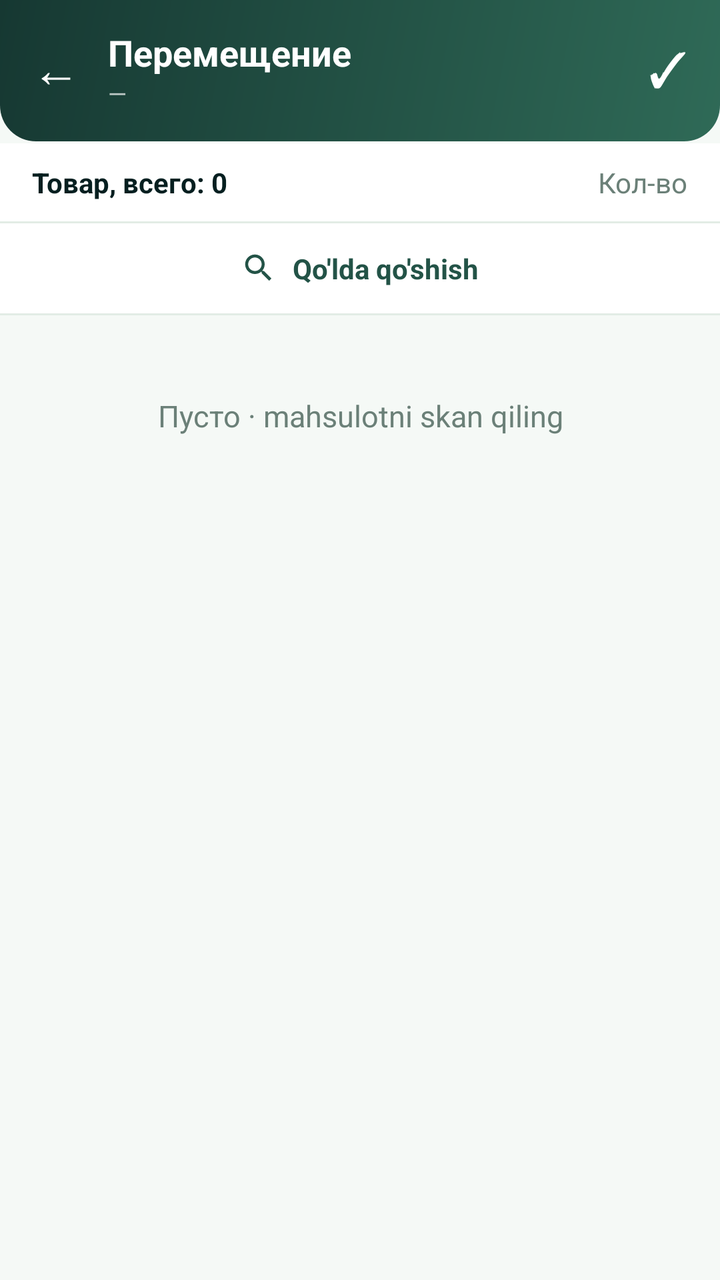
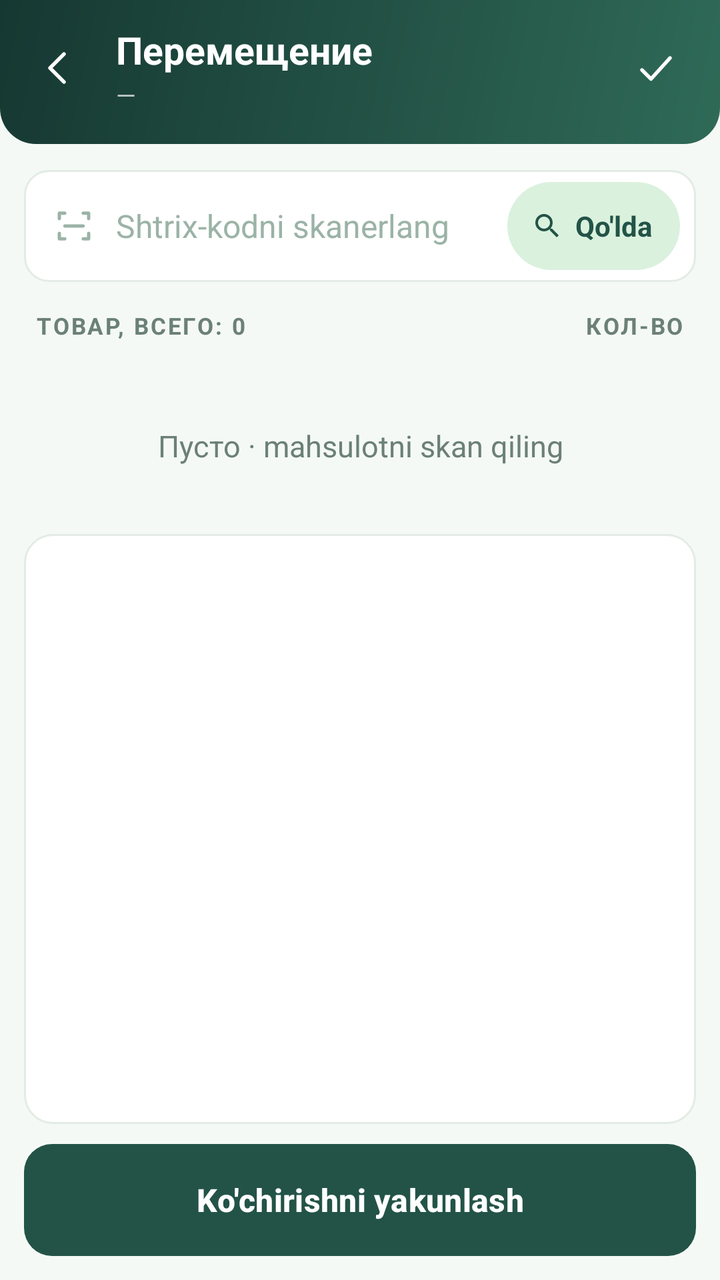

Compare the two renders of this Android layout. The source of the first and the diff that turns it into the second are given below.
<!-- AndroidManifest.xml: application theme Theme.SevimliTZD -->
<!-- res/layout/activity_move.xml -->
<?xml version="1.0" encoding="utf-8"?>
<LinearLayout xmlns:android="http://schemas.android.com/apk/res/android"
    xmlns:app="http://schemas.android.com/apk/res-auto"
    android:layout_width="match_parent"
    android:layout_height="match_parent"
    android:orientation="vertical"
    android:background="@color/bg_light">

    <LinearLayout
        android:layout_width="match_parent"
        android:layout_height="wrap_content"
        android:orientation="horizontal"
        android:gravity="center_vertical"
        android:background="@drawable/bg_header"
        android:paddingStart="16dp"
        android:paddingEnd="16dp"
        android:paddingTop="14dp"
        android:paddingBottom="16dp">

        <TextView
            android:id="@+id/btnBack"
            android:layout_width="wrap_content"
            android:layout_height="wrap_content"
            android:text="←"
            android:textColor="@color/white"
            android:textSize="24sp"
            android:paddingEnd="14dp" />

        <LinearLayout
            android:layout_width="0dp"
            android:layout_height="wrap_content"
            android:layout_weight="1"
            android:orientation="vertical">

            <TextView
                android:layout_width="wrap_content"
                android:layout_height="wrap_content"
                android:text="Перемещение"
                android:textColor="@color/white"
                android:textSize="18sp"
                android:textStyle="bold" />

            <TextView
                android:id="@+id/headerRoute"
                android:layout_width="wrap_content"
                android:layout_height="wrap_content"
                android:text="—"
                android:textColor="@color/white70"
                android:textSize="12sp" />
        </LinearLayout>

        <TextView
            android:id="@+id/btnFinish"
            android:layout_width="wrap_content"
            android:layout_height="wrap_content"
            android:text="✓"
            android:textColor="@color/white"
            android:textSize="24sp" />
    </LinearLayout>

    <EditText
        android:id="@+id/scanInput"
        android:layout_width="1dp"
        android:layout_height="1dp"
        android:inputType="text"
        android:imeOptions="actionDone"
        android:background="@null"
        android:importantForAutofill="no" />

    <LinearLayout
        android:layout_width="match_parent"
        android:layout_height="wrap_content"
        android:orientation="horizontal"
        android:background="@color/white"
        android:paddingStart="16dp"
        android:paddingEnd="16dp"
        android:paddingTop="10dp"
        android:paddingBottom="10dp">

        <TextView
            android:id="@+id/totalCount"
            android:layout_width="0dp"
            android:layout_height="wrap_content"
            android:layout_weight="1"
            android:text="Товар, всего: 0"
            android:textColor="@color/text_dark"
            android:textSize="14sp"
            android:textStyle="bold" />

        <TextView
            android:layout_width="wrap_content"
            android:layout_height="wrap_content"
            android:text="Кол-во"
            android:textColor="@color/text_gray"
            android:textSize="14sp" />
    </LinearLayout>

    <View
        android:layout_width="match_parent"
        android:layout_height="1dp"
        android:background="@color/card_stroke" />

    <LinearLayout
        android:id="@+id/btnManualAdd"
        android:layout_width="match_parent"
        android:layout_height="wrap_content"
        android:orientation="horizontal"
        android:gravity="center"
        android:background="@drawable/bg_row_white_ripple"
        android:clickable="true"
        android:focusable="true"
        android:paddingTop="13dp"
        android:paddingBottom="13dp">

        <ImageView
            android:layout_width="18dp"
            android:layout_height="18dp"
            android:src="@drawable/ic_search"
            app:tint="@color/brand" />

        <TextView
            android:layout_width="wrap_content"
            android:layout_height="wrap_content"
            android:layout_marginStart="8dp"
            android:text="Qo'lda qo'shish"
            android:textColor="@color/brand"
            android:textSize="14sp"
            android:textStyle="bold" />
    </LinearLayout>

    <View
        android:layout_width="match_parent"
        android:layout_height="1dp"
        android:background="@color/card_stroke" />

    <TextView
        android:id="@+id/emptyHint"
        android:layout_width="match_parent"
        android:layout_height="wrap_content"
        android:gravity="center"
        android:padding="40dp"
        android:text="Пусто · mahsulotni skan qiling"
        android:textColor="@color/text_gray"
        android:textSize="15sp" />

    
    <androidx.recyclerview.widget.RecyclerView
        android:id="@+id/list"
        android:layout_width="match_parent"
        android:layout_height="0dp"
        android:layout_weight="1"
        android:overScrollMode="never"
        android:scrollbars="vertical" />

    <ProgressBar
        android:id="@+id/loading"
        android:layout_width="30dp"
        android:layout_height="30dp"
        android:layout_gravity="center_horizontal"
        android:layout_margin="12dp"
        android:indeterminateTint="@color/brand"
        android:visibility="gone" />
</LinearLayout>
<!-- resources referenced by this layout -->
<resources>
  <!-- drawable bg_row_white_ripple (drawable) -->
  <ripple xmlns:android="http://schemas.android.com/apk/res/android" android:color="#22820000">
      <item android:drawable="@color/white" />
  </ripple>
  <!-- unchanged entries left out for length: 16 -->
</resources>

<!-- the commit's change to res/layout/activity_move.xml (unified diff, before → after) -->
@@ -12,50 +12,48 @@
         android:orientation="horizontal"
         android:gravity="center_vertical"
         android:background="@drawable/bg_header"
-        android:paddingStart="16dp"
-        android:paddingEnd="16dp"
-        android:paddingTop="14dp"
-        android:paddingBottom="16dp">
+        android:paddingStart="6dp"
+        android:paddingEnd="8dp"
+        android:paddingTop="10dp"
+        android:paddingBottom="14dp">
 
-        <TextView
+        <ImageView
             android:id="@+id/btnBack"
-            android:layout_width="wrap_content"
-            android:layout_height="wrap_content"
-            android:text="←"
-            android:textColor="@color/white"
-            android:textSize="24sp"
-            android:paddingEnd="14dp" />
+            android:layout_width="48dp"
+            android:layout_height="48dp"
+            android:padding="12dp"
+            android:src="@drawable/j_ic_back"
+            app:tint="@color/white"
+            android:background="?attr/selectableItemBackgroundBorderless"
+            android:contentDescription="Orqaga" />
 
         <LinearLayout
             android:layout_width="0dp"
             android:layout_height="wrap_content"
             android:layout_weight="1"
+            android:layout_marginStart="4dp"
             android:orientation="vertical">
 
             <TextView
-                android:layout_width="wrap_content"
-                android:layout_height="wrap_content"
-                android:text="Перемещение"
-                android:textColor="@color/white"
-                android:textSize="18sp"
-                android:textStyle="bold" />
+                style="@style/J.HeadTitle"
+                android:text="Перемещение" />
 
             <TextView
                 android:id="@+id/headerRoute"
-                android:layout_width="wrap_content"
-                android:layout_height="wrap_content"
-                android:text="—"
-                android:textColor="@color/white70"
-                android:textSize="12sp" />
+                style="@style/J.HeadSub"
+                android:layout_marginTop="1dp"
+                android:text="—" />
         </LinearLayout>
 
-        <TextView
+        <ImageView
             android:id="@+id/btnFinish"
-            android:layout_width="wrap_content"
-            android:layout_height="wrap_content"
-            android:text="✓"
-            android:textColor="@color/white"
-            android:textSize="24sp" />
+            android:layout_width="48dp"
+            android:layout_height="48dp"
+            android:padding="12dp"
+            android:src="@drawable/j_ic_check"
+            app:tint="@color/white"
+            android:background="?attr/selectableItemBackgroundBorderless"
+            android:contentDescription="Yakunlash" />
     </LinearLayout>
 
     <EditText
@@ -71,84 +69,102 @@
         android:layout_width="match_parent"
         android:layout_height="wrap_content"
         android:orientation="horizontal"
-        android:background="@color/white"
-        android:paddingStart="16dp"
-        android:paddingEnd="16dp"
-        android:paddingTop="10dp"
-        android:paddingBottom="10dp">
+        android:gravity="center_vertical"
+        android:layout_marginStart="12dp"
+        android:layout_marginEnd="12dp"
+        android:layout_marginTop="12dp"
+        android:paddingStart="14dp"
+        android:paddingEnd="8dp"
+        android:paddingTop="6dp"
+        android:paddingBottom="6dp"
+        android:background="@drawable/j_field">
+
+        <ImageView
+            android:layout_width="22dp"
+            android:layout_height="22dp"
+            android:src="@drawable/j_ic_scan"
+            app:tint="#9BB3A7"
+            android:contentDescription="Skan" />
+
+        <TextView
+            style="@style/J.Body"
+            android:layout_width="0dp"
+            android:layout_weight="1"
+            android:layout_marginStart="10dp"
+            android:textColor="#9BB3A7"
+            android:text="Shtrix-kodni skanerlang" />
+
+        <LinearLayout
+            android:id="@+id/btnManualAdd"
+            android:layout_width="wrap_content"
+            android:layout_height="wrap_content"
+            android:minHeight="44dp"
+            android:orientation="horizontal"
+            android:gravity="center_vertical"
+            android:background="@drawable/j_tag"
+            android:paddingStart="12dp"
+            android:paddingEnd="14dp"
+            android:clickable="true"
+            android:focusable="true">
+
+            <ImageView
+                android:layout_width="16dp"
+                android:layout_height="16dp"
+                android:src="@drawable/ic_search"
+                app:tint="@color/brand"
+                android:contentDescription="Qidirish" />
+
+            <TextView
+                android:layout_width="wrap_content"
+                android:layout_height="wrap_content"
+                android:layout_marginStart="6dp"
+                android:text="Qo'lda"
+                android:textColor="@color/brand"
+                android:textSize="14sp"
+                android:textStyle="bold" />
+        </LinearLayout>
+    </LinearLayout>
+
+    <LinearLayout
+        android:layout_width="match_parent"
+        android:layout_height="wrap_content"
+        android:orientation="horizontal"
+        android:gravity="center_vertical"
+        android:paddingStart="18dp"
+        android:paddingEnd="18dp"
+        android:paddingTop="14dp"
+        android:paddingBottom="8dp">
 
         <TextView
             android:id="@+id/totalCount"
+            style="@style/J.Sec"
             android:layout_width="0dp"
-            android:layout_height="wrap_content"
             android:layout_weight="1"
-            android:text="Товар, всего: 0"
-            android:textColor="@color/text_dark"
-            android:textSize="14sp"
-            android:textStyle="bold" />
+            android:text="Товар, всего: 0" />
 
         <TextView
-            android:layout_width="wrap_content"
-            android:layout_height="wrap_content"
-            android:text="Кол-во"
-            android:textColor="@color/text_gray"
-            android:textSize="14sp" />
+            style="@style/J.Sec"
+            android:text="Кол-во" />
     </LinearLayout>
-
-    <View
-        android:layout_width="match_parent"
-        android:layout_height="1dp"
-        android:background="@color/card_stroke" />
-
-    <LinearLayout
-        android:id="@+id/btnManualAdd"
-        android:layout_width="match_parent"
-        android:layout_height="wrap_content"
-        android:orientation="horizontal"
-        android:gravity="center"
-        android:background="@drawable/bg_row_white_ripple"
-        android:clickable="true"
-        android:focusable="true"
-        android:paddingTop="13dp"
-        android:paddingBottom="13dp">
-
-        <ImageView
-            android:layout_width="18dp"
-            android:layout_height="18dp"
-            android:src="@drawable/ic_search"
-            app:tint="@color/brand" />
-
-        <TextView
-            android:layout_width="wrap_content"
-            android:layout_height="wrap_content"
-            android:layout_marginStart="8dp"
-            android:text="Qo'lda qo'shish"
-            android:textColor="@color/brand"
-            android:textSize="14sp"
-            android:textStyle="bold" />
-    </LinearLayout>
-
-    <View
-        android:layout_width="match_parent"
-        android:layout_height="1dp"
-        android:background="@color/card_stroke" />
 
     <TextView
         android:id="@+id/emptyHint"
         android:layout_width="match_parent"
         android:layout_height="wrap_content"
         android:gravity="center"
-        android:padding="40dp"
+        android:padding="34dp"
         android:text="Пусто · mahsulotni skan qiling"
         android:textColor="@color/text_gray"
         android:textSize="15sp" />
 
-    
     <androidx.recyclerview.widget.RecyclerView
         android:id="@+id/list"
         android:layout_width="match_parent"
         android:layout_height="0dp"
         android:layout_weight="1"
+        android:layout_marginStart="12dp"
+        android:layout_marginEnd="12dp"
+        android:background="@drawable/j_card"
         android:overScrollMode="never"
         android:scrollbars="vertical" />
 
@@ -157,7 +173,16 @@
         android:layout_width="30dp"
         android:layout_height="30dp"
         android:layout_gravity="center_horizontal"
-        android:layout_margin="12dp"
+        android:layout_margin="10dp"
         android:indeterminateTint="@color/brand"
         android:visibility="gone" />
+
+    <com.google.android.material.button.MaterialButton
+        android:id="@+id/btnFinishBig"
+        style="@style/J.Btn.Primary"
+        android:layout_marginStart="12dp"
+        android:layout_marginEnd="12dp"
+        android:layout_marginTop="10dp"
+        android:layout_marginBottom="12dp"
+        android:text="Ko'chirishni yakunlash" />
 </LinearLayout>
<!-- resource entries referenced after the edit -->
@@ -1,9 +1,84 @@
 <!-- resources referenced by this layout -->
 <resources>
-  <!-- drawable bg_row_white_ripple (drawable) -->
-  <ripple xmlns:android="http://schemas.android.com/apk/res/android" android:color="#22820000">
-      <item android:drawable="@color/white" />
-  </ripple>
+  <!-- drawable j_card (drawable) -->
+  <shape xmlns:android="http://schemas.android.com/apk/res/android" android:shape="rectangle">
+      <solid android:color="@color/white"/>
+      <corners android:radius="14dp"/>
+      <stroke android:width="1dp" android:color="@color/card_stroke"/></shape>
+  <!-- drawable j_field (drawable) -->
+  <shape xmlns:android="http://schemas.android.com/apk/res/android" android:shape="rectangle">
+      <solid android:color="@color/white"/>
+      <corners android:radius="12dp"/>
+      <stroke android:width="1dp" android:color="@color/card_stroke"/></shape>
+  <!-- drawable j_ic_back (drawable) -->
+  <vector xmlns:android="http://schemas.android.com/apk/res/android"
+      android:width="24dp" android:height="24dp"
+      android:viewportWidth="24" android:viewportHeight="24"
+      android:tint="@color/brand">
+      <path android:pathData="M14,5 L7,12 L14,19" android:strokeColor="#FF000000" android:strokeWidth="1.8" android:strokeLineCap="round" android:strokeLineJoin="round" android:fillColor="#00000000"/>
+  </vector>
+  <!-- drawable j_ic_check (drawable) -->
+  <vector xmlns:android="http://schemas.android.com/apk/res/android"
+      android:width="24dp" android:height="24dp"
+      android:viewportWidth="24" android:viewportHeight="24"
+      android:tint="@color/brand">
+      <path android:pathData="M5,13 L9.5,17.5 L19,7" android:strokeColor="#FF000000" android:strokeWidth="1.8" android:strokeLineCap="round" android:strokeLineJoin="round" android:fillColor="#00000000"/>
+  </vector>
+  <!-- drawable j_ic_scan (drawable) -->
+  <vector xmlns:android="http://schemas.android.com/apk/res/android"
+      android:width="24dp" android:height="24dp"
+      android:viewportWidth="24" android:viewportHeight="24"
+      android:tint="@color/brand">
+      <path android:pathData="M4,8 L4,5 L7,5 M20,8 L20,5 L17,5 M4,16 L4,19 L7,19 M20,16 L20,19 L17,19 M7,12 L17,12" android:strokeColor="#FF000000" android:strokeWidth="1.8" android:strokeLineCap="round" android:strokeLineJoin="round" android:fillColor="#00000000"/>
+  </vector>
+  <!-- drawable j_tag (drawable) -->
+  <shape xmlns:android="http://schemas.android.com/apk/res/android" android:shape="rectangle">
+      <solid android:color="@color/brand_tint"/>
+      <corners android:radius="999dp"/></shape>
+  <style name="J.Body" parent="">
+          <item name="android:layout_width">wrap_content</item>
+          <item name="android:layout_height">wrap_content</item>
+          <item name="android:textSize">16sp</item>
+          <item name="android:textColor">@color/text_dark</item>
+      </style>
+  <style name="J.Btn.Primary" parent="J.Btn">
+          <item name="backgroundTint">@color/brand</item>
+          <item name="android:textColor">@color/white</item>
+      </style>
+  <style name="J.HeadSub" parent="">
+          <item name="android:layout_width">wrap_content</item>
+          <item name="android:layout_height">wrap_content</item>
+          <item name="android:textSize">12.5sp</item>
+          <item name="android:textColor">@color/white70</item>
+      </style>
+  <style name="J.HeadTitle" parent="">
+          <item name="android:layout_width">wrap_content</item>
+          <item name="android:layout_height">wrap_content</item>
+          <item name="android:textSize">19sp</item>
+          <item name="android:textStyle">bold</item>
+          <item name="android:textColor">@color/white</item>
+      </style>
+  <style name="J.Sec" parent="">
+          <item name="android:layout_width">wrap_content</item>
+          <item name="android:layout_height">wrap_content</item>
+          <item name="android:textSize">11.5sp</item>
+          <item name="android:textStyle">bold</item>
+          <item name="android:textAllCaps">true</item>
+          <item name="android:letterSpacing">0.08</item>
+          <item name="android:textColor">@color/text_gray</item>
+      </style>
+  <color name="brand_tint">#DAF1DE</color>
+  <style name="J.Btn" parent="Widget.Material3.Button">
+          <item name="android:layout_width">match_parent</item>
+          <item name="android:layout_height">56dp</item>
+          <item name="android:textSize">16sp</item>
+          <item name="android:textAllCaps">false</item>
+          <item name="android:textStyle">bold</item>
+          <item name="cornerRadius">14dp</item>
+          
+          <item name="android:insetTop">0dp</item>
+          <item name="android:insetBottom">0dp</item>
+      </style>
   <!-- unchanged entries left out for length: 16 -->
 </resources>
 
